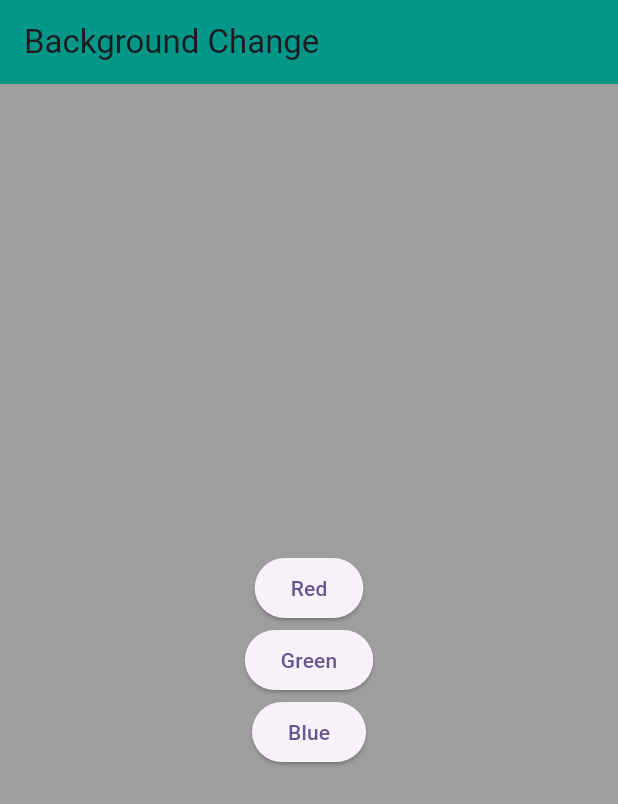
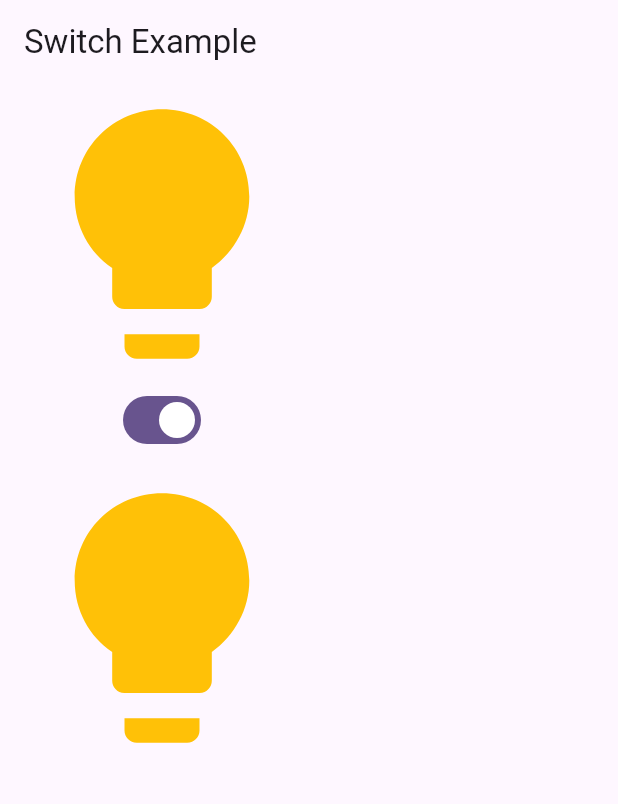
Before and after one commit to abidroid/session9-stateful, a Flutter app: the screen it shows after launch, on a phone screen of 412 x 824 dp. Shown: the top 804 px of the screen. Run offline on Flutter 3.47's test engine with Material 3 defaults, Android fonts, the phone set to English and light mode, and no system bars.

Commit message:
third screen
working with swtich widget

```diff
--- a/lib/main.dart
+++ b/lib/main.dart
@@ -1,6 +1,7 @@
 import 'package:flutter/material.dart';
 import 'package:session9/screens/first_screen.dart';
 import 'package:session9/screens/second_screen.dart';
+import 'package:session9/screens/third_screen.dart';
 
 void main() {
   runApp(const MyApp());
@@ -33,7 +34,7 @@ class MyApp extends StatelessWidget {
         colorScheme: ColorScheme.fromSeed(seedColor: Colors.deepPurple),
         useMaterial3: true,
       ),
-      home: const SecondScreen(),
+      home: const ThirdScreen(),
     );
   }
 }
--- /dev/null
+++ b/lib/screens/third_screen.dart
@@ -0,0 +1,52 @@
+import 'package:flutter/material.dart';
+
+class ThirdScreen extends StatefulWidget {
+  const ThirdScreen({super.key});
+
+  @override
+  State<ThirdScreen> createState() => _ThirdScreenState();
+}
+
+class _ThirdScreenState extends State<ThirdScreen> {
+  // initial State
+  bool switchStatus = true;
+  bool bulbStatus = true;
+
+  @override
+  Widget build(BuildContext context) {
+    return Scaffold(
+      appBar: AppBar(
+        title: const Text('Switch Example'),
+      ),
+      body: Column(
+        children: [
+          Icon(
+            Icons.lightbulb,
+            size: switchStatus ? 200 : 100,
+            color: switchStatus ? Colors.amber : Colors.black,
+          ),
+          Switch(
+              value: switchStatus,
+              onChanged: (value) {
+                setState(() {
+                  switchStatus = value;
+                });
+              }),
+          IconButton(
+              onPressed: () {
+
+              setState(() {
+                bulbStatus = !bulbStatus;
+              });
+
+              },
+              icon: Icon(
+                Icons.lightbulb,
+                size: 200,
+                color: bulbStatus ? Colors.amber : Colors.black,
+              )),
+        ],
+      ),
+    );
+  }
+}
```
